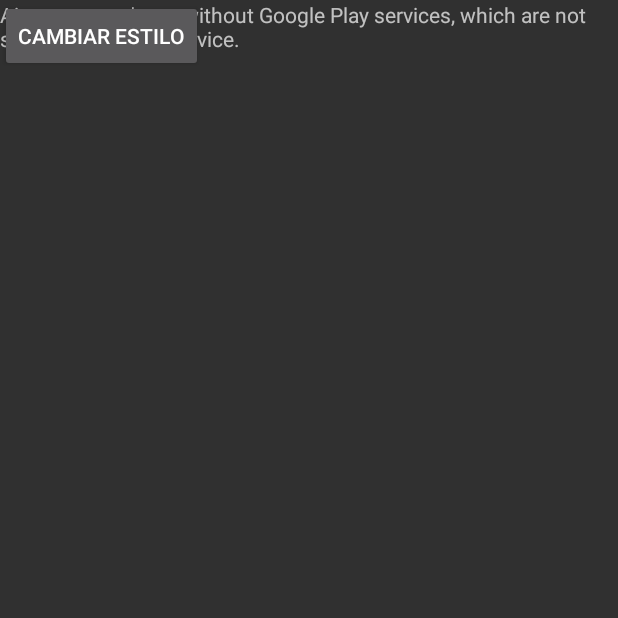
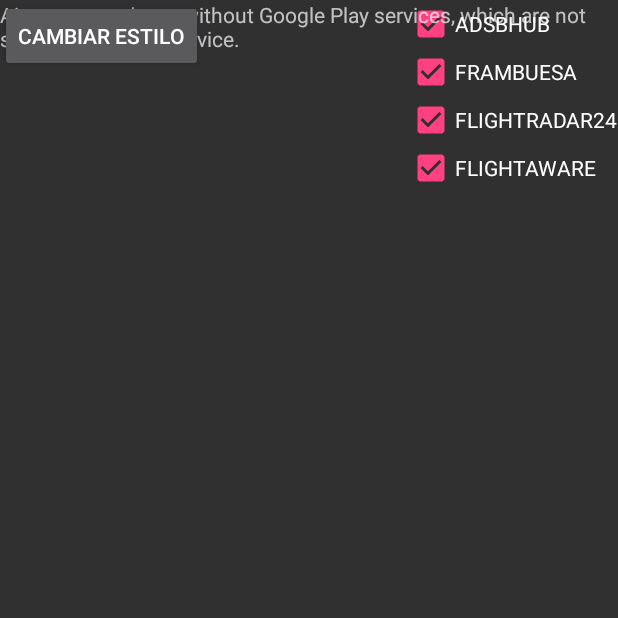
Before and after one commit to Mariordk/Airpports, an Android app: the screen it shows after launch (MapsActivity), after a tap on "CONSULTAR RUTA", on a phone screen of 412 x 824 dp, the top half of it. Run offline under Robolectric (Android 15) with nearby library versions, the phone set to English and light mode, and no system bars; 3 statements that could not run were skipped.

Commit message:
Añadido menu, aunque todavía no está añadida la funcionalidad.

```diff
--- a/app/src/main/java/com/example/mario/airpports/MainActivity.java
+++ b/app/src/main/java/com/example/mario/airpports/MainActivity.java
@@ -4,28 +4,32 @@ import android.content.Intent;
 import android.support.v4.app.FragmentTabHost;
 import android.support.v7.app.AppCompatActivity;
 import android.os.Bundle;
+import android.view.Menu;
+import android.view.MenuItem;
 import android.view.View;
 import android.widget.ArrayAdapter;
 import android.widget.Button;
 import android.widget.Spinner;
+import android.widget.TabHost;
 
 public class MainActivity extends AppCompatActivity {
 
 
     private FragmentTabHost tabHost;
+    private MenuItem delete;
     @Override
     protected void onCreate(Bundle savedInstanceState) {
 
 
         super.onCreate(savedInstanceState);
         setContentView(R.layout.activity_main);
+
         tabHost= (FragmentTabHost) findViewById(android.R.id.tabhost);
-        tabHost.setup(this,
-                getSupportFragmentManager(),android.R.id.tabcontent);
-        tabHost.addTab(tabHost.newTabSpec(getString(R.string.see_route)).setIndicator(getString(R.string.see_route)),
-                MainFragment.class, null);
-        tabHost.addTab(tabHost.newTabSpec(getString(R.string.seen_routes)).setIndicator(getString(R.string.seen_routes)),
-                FlightFragment.class, null);
+        tabHost.setup(this, getSupportFragmentManager(),android.R.id.tabcontent);
+        tabHost.addTab(tabHost.newTabSpec(getString(R.string.see_route)).setIndicator(getString(R.string.see_route)), MainFragment.class, null);
+        tabHost.addTab(tabHost.newTabSpec(getString(R.string.seen_routes)).setIndicator(getString(R.string.seen_routes)), FlightFragment.class, null);
+
+
 
        /* super.onCreate(savedInstanceState);
         // Comprobar si la actividad ya ha sido creada con anterioridad
@@ -38,5 +42,29 @@ public class MainActivity extends AppCompatActivity {
                             fragment.getClass().getSimpleName())
                     .commit();
         }*/
+
+
+    }
+    @Override
+    public boolean onCreateOptionsMenu(final Menu menu) {
+
+        getMenuInflater().inflate(R.menu.menu, menu);
+        menu.getItem(0).setVisible(false);
+        tabHost.setOnTabChangedListener(new TabHost.OnTabChangeListener() {
+            int tab = 0;
+            public void onTabChanged(String str) {
+                if(tab % 2 == 0){
+                    menu.getItem(0).setVisible(true);
+                    tab++;
+                }
+                else
+                {
+                    menu.getItem(0).setVisible(false);
+                    tab++;
+                }
+
+            }
+        });
+        return true;
     }
 }
--- a/app/src/main/java/com/example/mario/airpports/MainFragment.java
+++ b/app/src/main/java/com/example/mario/airpports/MainFragment.java
@@ -58,22 +58,7 @@ public class MainFragment extends Fragment implements View.OnClickListener, Text
         enviar = (Button)view.findViewById(R.id.enviar);
         text_fecha = (TextView)view.findViewById(R.id.select_fecha);
         fecha_vuelo = (Spinner)view.findViewById(R.id.fecha_vuelo);
-        /*Resources res = getResources();
 
-        TabHost tabs=(TabHost)view.findViewById(android.R.id.tabhost);
-        tabs.setup();
-
-        TabHost.TabSpec spec = tabs.newTabSpec(getString(R.string.see_route));
-        spec.setContent(R.id.tab1);
-        spec.setIndicator(getString(R.string.see_route));
-        tabs.addTab(spec);
-
-        spec=tabs.newTabSpec(getString(R.string.seen_routes));
-        spec.setContent(R.id.tab2);
-        spec.setIndicator(getString(R.string.seen_routes));
-        tabs.addTab(spec);
-
-        tabs.setCurrentTab(0);*/
 
         RestNumeroVuelo restNumeroVuelo = new RestNumeroVuelo();
         restNumeroVuelo.execute();
@@ -81,9 +66,7 @@ public class MainFragment extends Fragment implements View.OnClickListener, Text
         numero_vuelo.setOnItemSelectedListener(new AdapterView.OnItemSelectedListener() {
             @Override
             public void onItemSelected(AdapterView<?> adapterView, View view, int i, long l) {
-                text_fecha.setVisibility(View.VISIBLE);
-                fecha_vuelo.setVisibility(View.VISIBLE);
-                enviar.setVisibility(View.VISIBLE);
+
                 RestFecha restFecha = new RestFecha();
                 restFecha.execute(numero_vuelo.getSelectedItem().toString());
             }
--- a/app/src/main/java/com/example/mario/airpports/MapsActivity.java
+++ b/app/src/main/java/com/example/mario/airpports/MapsActivity.java
@@ -12,6 +12,7 @@ import android.os.Bundle;
 import android.view.Gravity;
 import android.view.View;
 import android.widget.Button;
+import android.widget.CheckBox;
 import android.widget.LinearLayout;
 import android.widget.Spinner;
 import android.widget.TextView;
@@ -51,6 +52,12 @@ public class MapsActivity extends FragmentActivity implements OnMapReadyCallback
     private GoogleMap mMap;
     Spinner numero_vuelo;
     Button tipoMapa;
+
+    CheckBox adsbhub;
+    CheckBox frambuesa;
+    CheckBox flightradar24;
+    CheckBox flightaware;
+
     int[] message;
     String[] aircraft;
     double[] longitude;
@@ -67,6 +74,11 @@ public class MapsActivity extends FragmentActivity implements OnMapReadyCallback
         setContentView(R.layout.activity_maps);
         numero_vuelo = (Spinner) findViewById(R.id.numero_vuelo);
         tipoMapa = (Button) findViewById(R.id.tipoMapa);
+        frambuesa = (CheckBox) findViewById(R.id.frambuesa);
+        adsbhub = (CheckBox) findViewById(R.id.adsbhub);
+        flightradar24 = (CheckBox) findViewById(R.id.flightradar24);
+        flightaware = (CheckBox) findViewById(R.id.flightaware);
+
         Rest rest = new Rest();
         rest.execute(getIntent().getExtras().getString("numero_vuelo"));
 
@@ -90,6 +102,7 @@ public class MapsActivity extends FragmentActivity implements OnMapReadyCallback
                 }
             }
         });
+
     }
 
     /**
@@ -105,6 +118,7 @@ public class MapsActivity extends FragmentActivity implements OnMapReadyCallback
     public void onMapReady(GoogleMap googleMap) {
         mMap = googleMap;
     }
+
 
     public class Rest extends AsyncTask<String, Integer, Boolean>{
 
@@ -174,6 +188,8 @@ public class MapsActivity extends FragmentActivity implements OnMapReadyCallback
 
             //Con esto se establecen los bounds de los marcadores
             LatLngBounds.Builder builder = new LatLngBounds.Builder();
+
+            List<Marker> marcadores = new ArrayList<Marker>();
             //ArrayList para almacenar las alturas y velocidades del vuelo seleccionado para calcular las máximas y luego realizar
             //las gráficas pertinentes
             List<Integer> alturas = new ArrayList<Integer>();
--- a/app/src/main/res/layout/activity_maps.xml
+++ b/app/src/main/res/layout/activity_maps.xml
@@ -1,11 +1,51 @@
 <RelativeLayout xmlns:android="http://schemas.android.com/apk/res/android"
     android:layout_width="match_parent"
     android:layout_height="match_parent">
+
+    <LinearLayout
+        android:layout_width="wrap_content"
+        android:layout_height="wrap_content"
+        android:orientation="vertical"
+        android:layout_alignParentRight="true">
+
+        <CheckBox android:id="@+id/adsbhub"
+            android:layout_width="wrap_content"
+            android:layout_height="wrap_content"
+            android:layout_alignParentRight="true"
+            android:text="ADSBHUB"
+            android:checked="true" />
+
+        <CheckBox android:id="@+id/frambuesa"
+            android:layout_width="wrap_content"
+            android:layout_height="wrap_content"
+            android:layout_alignParentRight="true"
+            android:text="FRAMBUESA"
+            android:checked="true" />
+
+        <CheckBox android:id="@+id/flightradar24"
+            android:layout_width="wrap_content"
+            android:layout_height="wrap_content"
+            android:layout_alignParentRight="true"
+            android:text="FLIGHTRADAR24"
+            android:checked="true" />
+
+        <CheckBox android:id="@+id/flightaware"
+            android:layout_width="wrap_content"
+            android:layout_height="wrap_content"
+            android:layout_alignParentRight="true"
+            android:text="FLIGHTAWARE"
+            android:checked="true" />
+
+    </LinearLayout>
+
 
     <Button android:id="@+id/tipoMapa"
         android:layout_width="wrap_content"
         android:layout_height="wrap_content"
         android:text="@string/mapType" />
+
+
+
 
     <fragment xmlns:android="http://schemas.android.com/apk/res/android"
         xmlns:map="http://schemas.android.com/apk/res-auto"
--- a/app/src/main/res/layout/fragment_main.xml
+++ b/app/src/main/res/layout/fragment_main.xml
@@ -48,6 +48,7 @@
                         android:layout_height="wrap_content"
                         android:text="@string/see_route"
                         android:layout_gravity="center"
-                        android:id="@+id/enviar"/>
+                        android:id="@+id/enviar"
+                        android:drawableRight="@drawable/avionwhite"/>
 
                 </LinearLayout>
--- /dev/null
+++ b/app/src/main/res/menu/menu.xml
@@ -0,0 +1,10 @@
+<?xml version="1.0" encoding="utf-8"?>
+    <menu xmlns:android="http://schemas.android.com/apk/res/android"
+        xmlns:app="http://schemas.android.com/apk/res-auto">
+
+        <item
+            android:id="@+id/delete"
+            android:icon="@android:drawable/ic_menu_delete"
+            app:showAsAction="always|withText"
+            android:title="delete" />
+    </menu>
--- a/app/src/main/res/values/strings.xml
+++ b/app/src/main/res/values/strings.xml
@@ -2,7 +2,7 @@
     <string name="app_name">Airpports</string>
     <string name="title_activity_maps">Map</string>
     <string name="select_flight">Seleccione número de vuelo:</string>
-    <string name="see_route">Consultar ruta</string>
+    <string name="see_route">"Consultar ruta  "</string>
     <string name="select_date">Seleccione fecha de vuelo:</string>
     <string name="flight">Vuelo</string>
     <string name="datehour">Fecha y hora</string>
```
Also changed, not shown: app/src/main/res/drawable/avionwhite.png (added), 1 other file.
